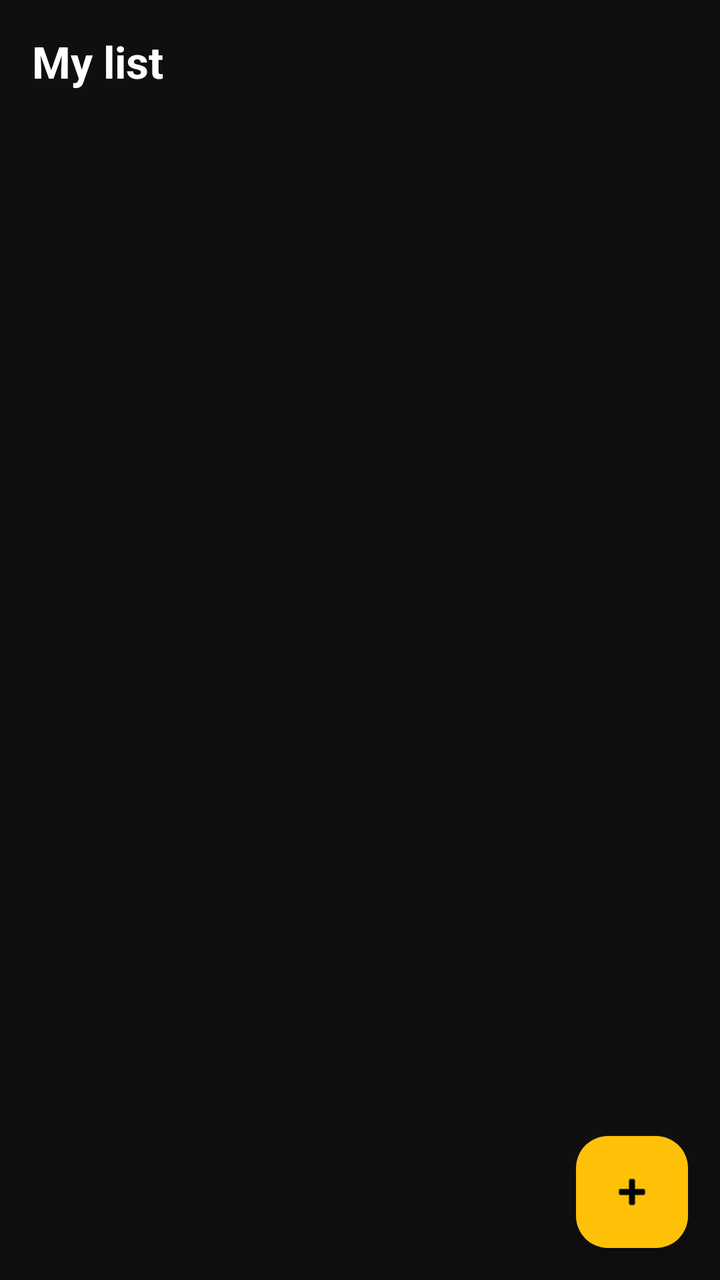
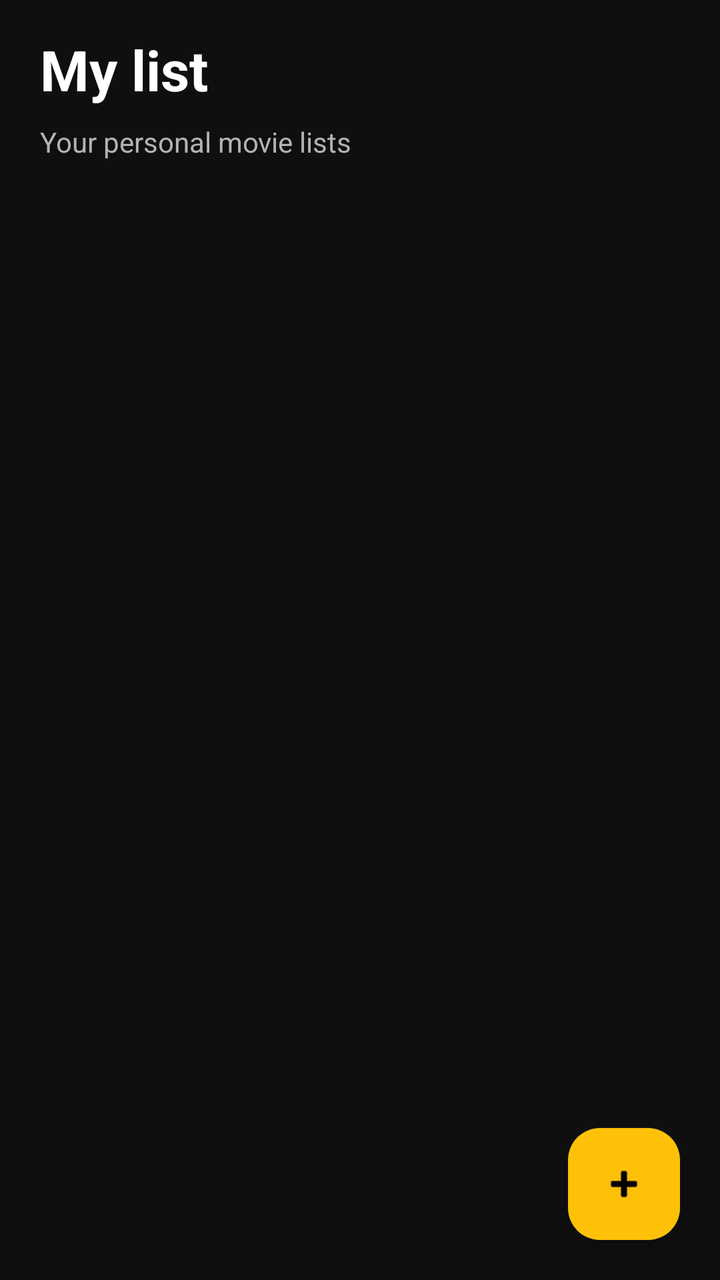

Two renders of the same Android screen: before a commit and after it. Below are the layout's source before the change and the commit's diff.
<!-- AndroidManifest.xml: application theme Theme.MovieTogether -->
<!-- res/layout/fragment_collections.xml -->
<?xml version="1.0" encoding="utf-8"?>
<androidx.coordinatorlayout.widget.CoordinatorLayout
    xmlns:android="http://schemas.android.com/apk/res/android"
    xmlns:app="http://schemas.android.com/apk/res-auto"
    android:layout_width="match_parent"
    android:layout_height="match_parent"
    android:background="@color/background_dark"
    android:fitsSystemWindows="true">

    <LinearLayout
        android:layout_width="match_parent"
        android:layout_height="match_parent"
        android:orientation="vertical">

        <TextView
            android:layout_width="match_parent"
            android:layout_height="wrap_content"
            android:padding="16dp"
            android:text="@string/collections_title"
            android:textColor="@color/text_primary"
            android:textSize="22sp"
            android:textStyle="bold" />

        <FrameLayout
            android:layout_width="match_parent"
            android:layout_height="0dp"
            android:layout_weight="1">

            <androidx.recyclerview.widget.RecyclerView
                android:id="@+id/rvCollections"
                android:layout_width="match_parent"
                android:layout_height="match_parent"
                android:padding="8dp"
                android:clipToPadding="false" />

            <TextView
                android:id="@+id/tvEmpty"
                android:layout_width="wrap_content"
                android:layout_height="wrap_content"
                android:layout_gravity="center"
                android:text="@string/collections_empty"
                android:textColor="@color/text_secondary"
                android:visibility="gone" />

            <ProgressBar
                android:id="@+id/progressBar"
                android:layout_width="wrap_content"
                android:layout_height="wrap_content"
                android:layout_gravity="center"
                android:visibility="gone" />
        </FrameLayout>
    </LinearLayout>

    <com.google.android.material.floatingactionbutton.FloatingActionButton
        android:id="@+id/fabCreate"
        android:layout_width="wrap_content"
        android:layout_height="wrap_content"
        android:layout_gravity="bottom|end"
        android:layout_margin="16dp"
        android:contentDescription="@string/collections_create"
        app:backgroundTint="@color/accent"
        app:srcCompat="@android:drawable/ic_input_add"
        app:tint="@color/black" />
</androidx.coordinatorlayout.widget.CoordinatorLayout>
<!-- resources referenced by this layout -->
<resources>
  <color name="accent">#FFFFC107</color>
  <color name="background_dark">#FF0F0F0F</color>
  <color name="black">#FF000000</color>
  <color name="text_primary">#FFFFFFFF</color>
  <color name="text_secondary">#FFB3B3B3</color>
  <string name="collections_create">Create</string>
  <string name="collections_empty">No collections yet</string>
  <string name="collections_title">My list</string>
  <style name="Theme.MovieTogether" parent="Base.Theme.MovieTogether" />
  <style name="Base.Theme.MovieTogether" parent="Theme.Material3.DayNight.NoActionBar">
          
          
      </style>
</resources>

<!-- the commit's change to res/layout/fragment_collections.xml (unified diff, before → after) -->
@@ -15,11 +15,24 @@
         <TextView
             android:layout_width="match_parent"
             android:layout_height="wrap_content"
-            android:padding="16dp"
+            android:paddingStart="20dp"
+            android:paddingEnd="20dp"
+            android:paddingTop="16dp"
+            android:paddingBottom="8dp"
             android:text="@string/collections_title"
             android:textColor="@color/text_primary"
-            android:textSize="22sp"
+            android:textSize="28sp"
             android:textStyle="bold" />
+
+        <TextView
+            android:layout_width="match_parent"
+            android:layout_height="wrap_content"
+            android:paddingStart="20dp"
+            android:paddingEnd="20dp"
+            android:paddingBottom="8dp"
+            android:text="Your personal movie lists"
+            android:textColor="@color/text_secondary"
+            android:textSize="14sp" />
 
         <FrameLayout
             android:layout_width="match_parent"
@@ -30,7 +43,8 @@
                 android:id="@+id/rvCollections"
                 android:layout_width="match_parent"
                 android:layout_height="match_parent"
-                android:padding="8dp"
+                android:paddingTop="8dp"
+                android:paddingBottom="88dp"
                 android:clipToPadding="false" />
 
             <TextView
@@ -40,6 +54,7 @@
                 android:layout_gravity="center"
                 android:text="@string/collections_empty"
                 android:textColor="@color/text_secondary"
+                android:textSize="16sp"
                 android:visibility="gone" />
 
             <ProgressBar
@@ -47,6 +62,7 @@
                 android:layout_width="wrap_content"
                 android:layout_height="wrap_content"
                 android:layout_gravity="center"
+                android:indeterminateTint="@color/accent"
                 android:visibility="gone" />
         </FrameLayout>
     </LinearLayout>
@@ -56,7 +72,7 @@
         android:layout_width="wrap_content"
         android:layout_height="wrap_content"
         android:layout_gravity="bottom|end"
-        android:layout_margin="16dp"
+        android:layout_margin="20dp"
         android:contentDescription="@string/collections_create"
         app:backgroundTint="@color/accent"
         app:srcCompat="@android:drawable/ic_input_add"
